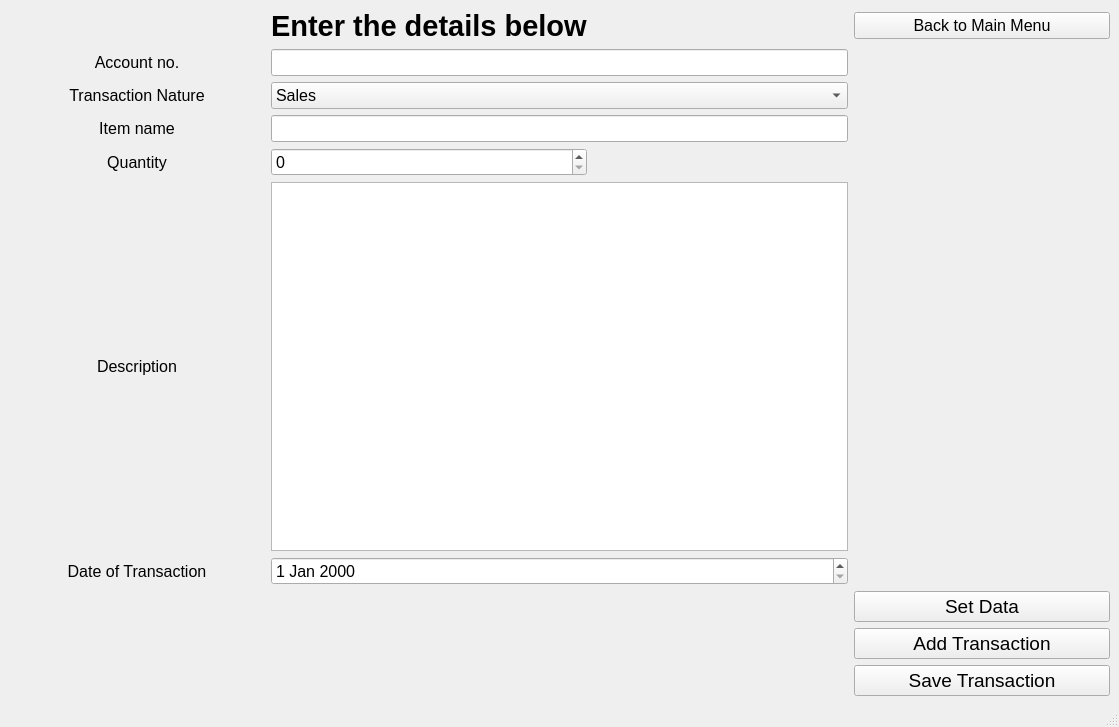
The window that InventoryWindow.ui (himanshu53929/cppCodes) describes before a commit, drawn with Qt 5.
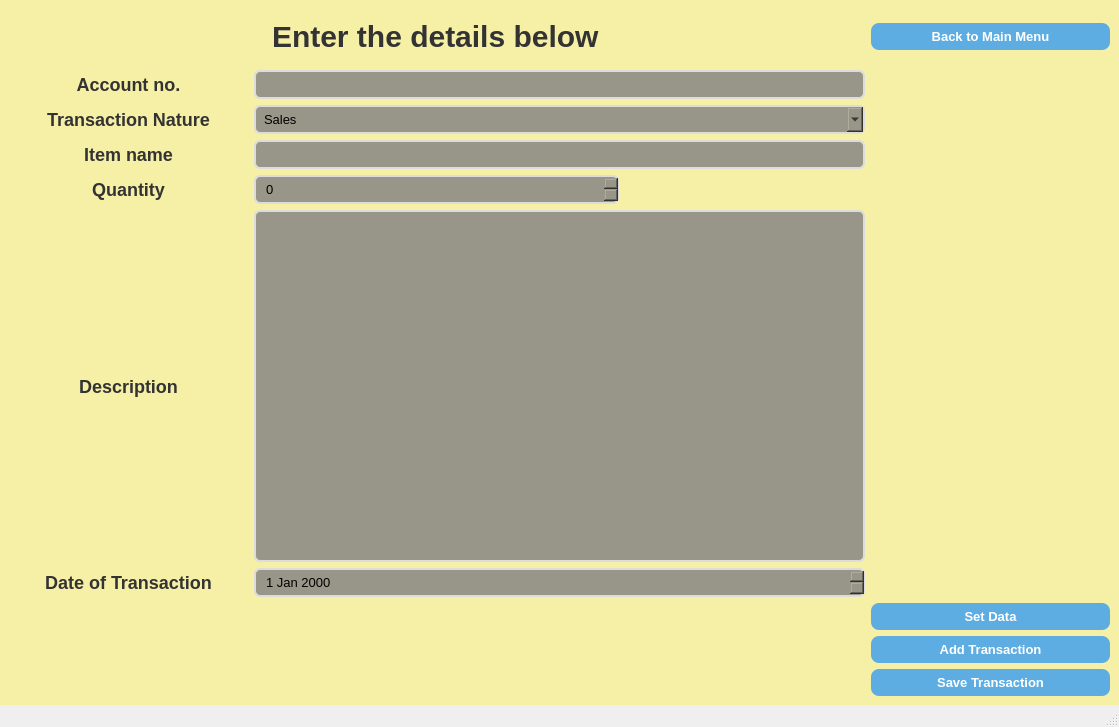
The same window after the commit.

What changed in the file:
```diff
--- a/InventoryWindow.ui
+++ b/InventoryWindow.ui
@@ -13,13 +13,88 @@
   <property name="windowTitle">
    <string>MainWindow</string>
   </property>
+  <property name="styleSheet">
+   <string notr="true"/>
+  </property>
   <widget class="QWidget" name="centralwidget">
+   <property name="styleSheet">
+    <string notr="true">QWidget {
+    background-color: #F6EFA6;
+}
+
+/* Labels */
+#label_2{
+    font-size: 30px;
+    font-weight: bold;
+    color: #333333;
+	padding: 10px;
+}
+
+
+QLabel {
+    font-size: 18px;
+    font-weight: bold;
+    color: #333333;
+}
+
+/* Input fields: LineEdit, ComboBox, SpinBox, DateEdit */
+QLineEdit, QComboBox, QSpinBox, QDateEdit {
+    border: 2px solid #dcdcdc;
+    border-radius: 6px;
+    padding: 4px 8px;
+    background-color: #989688;
+    font-size: 13px;
+	color: black;
+}
+QLineEdit:focus, QComboBox:focus, QSpinBox:focus, QDateEdit:focus {
+    border: 2px solid #5dade2;
+    background-color: #f0faff;
+}
+
+/* TextEdit */
+QTextEdit {
+    border: 2px solid #dcdcdc;
+    border-radius: 6px;
+    background-color: #989688;
+    padding: 6px;
+	color: black;
+    font-size: 13px;
+}
+QTextEdit:focus {
+    border: 2px solid #5dade2;
+    background-color: #f0faff;
+}
+
+/* Push Buttons */
+QPushButton {
+    background-color: #5dade2;
+    color: white;
+    font-weight: bold;
+    font-size: 13px;
+    padding: 6px 12px;
+    border-radius: 8px;
+    border: none;
+}
+QPushButton:hover {
+    background-color: #3498db;
+}
+QPushButton:pressed {
+    background-color: #2e86c1;
+}
+
+/* ComboBox Hover Effect */
+QComboBox:hover {
+    border: 2px solid #5dade2;
+}
+</string>
+   </property>
    <layout class="QGridLayout" name="gridLayout">
     <item row="10" column="3">
      <widget class="QPushButton" name="pushButton">
       <property name="font">
        <font>
-        <pointsize>14</pointsize>
+        <pointsize>-1</pointsize>
+        <bold>true</bold>
        </font>
       </property>
       <property name="text">
@@ -31,7 +106,7 @@
      <widget class="QTextEdit" name="description">
       <property name="font">
        <font>
-        <pointsize>12</pointsize>
+        <pointsize>-1</pointsize>
        </font>
       </property>
      </widget>
@@ -40,7 +115,8 @@
      <widget class="QLabel" name="label_7">
       <property name="font">
        <font>
-        <pointsize>12</pointsize>
+        <pointsize>-1</pointsize>
+        <bold>true</bold>
        </font>
       </property>
       <property name="text">
@@ -55,7 +131,8 @@
      <widget class="QLabel" name="label">
       <property name="font">
        <font>
-        <pointsize>12</pointsize>
+        <pointsize>-1</pointsize>
+        <bold>true</bold>
        </font>
       </property>
       <property name="text">
@@ -70,7 +147,8 @@
      <widget class="QPushButton" name="add_transaction_btn">
       <property name="font">
        <font>
-        <pointsize>14</pointsize>
+        <pointsize>-1</pointsize>
+        <bold>true</bold>
        </font>
       </property>
       <property name="text">
@@ -82,7 +160,8 @@
      <widget class="QLabel" name="label_3">
       <property name="font">
        <font>
-        <pointsize>12</pointsize>
+        <pointsize>-1</pointsize>
+        <bold>true</bold>
        </font>
       </property>
       <property name="text">
@@ -97,7 +176,7 @@
      <widget class="QDateEdit" name="date">
       <property name="font">
        <font>
-        <pointsize>12</pointsize>
+        <pointsize>-1</pointsize>
        </font>
       </property>
      </widget>
@@ -106,7 +185,8 @@
      <widget class="QLabel" name="label_5">
       <property name="font">
        <font>
-        <pointsize>12</pointsize>
+        <pointsize>-1</pointsize>
+        <bold>true</bold>
        </font>
       </property>
       <property name="text">
@@ -121,7 +201,7 @@
      <widget class="QSpinBox" name="quantity">
       <property name="font">
        <font>
-        <pointsize>12</pointsize>
+        <pointsize>-1</pointsize>
        </font>
       </property>
      </widget>
@@ -130,7 +210,7 @@
      <widget class="QLineEdit" name="item_name">
       <property name="font">
        <font>
-        <pointsize>12</pointsize>
+        <pointsize>-1</pointsize>
        </font>
       </property>
      </widget>
@@ -139,7 +219,7 @@
      <widget class="QLineEdit" name="account_no">
       <property name="font">
        <font>
-        <pointsize>12</pointsize>
+        <pointsize>-1</pointsize>
        </font>
       </property>
      </widget>
@@ -148,7 +228,8 @@
      <widget class="QLabel" name="label_4">
       <property name="font">
        <font>
-        <pointsize>12</pointsize>
+        <pointsize>-1</pointsize>
+        <bold>true</bold>
        </font>
       </property>
       <property name="text">
@@ -163,7 +244,7 @@
      <widget class="QComboBox" name="transaction_nature">
       <property name="font">
        <font>
-        <pointsize>12</pointsize>
+        <pointsize>-1</pointsize>
        </font>
       </property>
       <item>
@@ -192,7 +273,7 @@
      <widget class="QLabel" name="label_2">
       <property name="font">
        <font>
-        <pointsize>22</pointsize>
+        <pointsize>-1</pointsize>
         <bold>true</bold>
        </font>
       </property>
@@ -205,7 +286,8 @@
      <widget class="QLabel" name="label_6">
       <property name="font">
        <font>
-        <pointsize>12</pointsize>
+        <pointsize>-1</pointsize>
+        <bold>true</bold>
        </font>
       </property>
       <property name="text">
@@ -220,7 +302,8 @@
      <widget class="QPushButton" name="save_transaction_btn">
       <property name="font">
        <font>
-        <pointsize>14</pointsize>
+        <pointsize>-1</pointsize>
+        <bold>true</bold>
        </font>
       </property>
       <property name="text">
@@ -232,7 +315,8 @@
      <widget class="QPushButton" name="back_btn">
       <property name="font">
        <font>
-        <pointsize>12</pointsize>
+        <pointsize>-1</pointsize>
+        <bold>true</bold>
        </font>
       </property>
       <property name="text">
```
